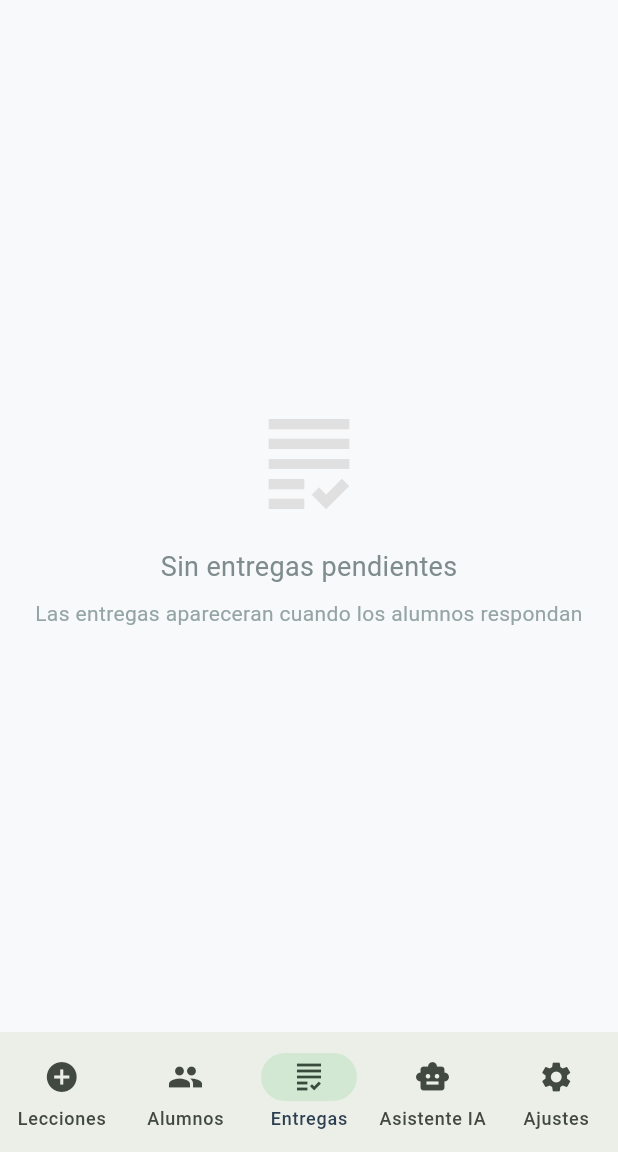
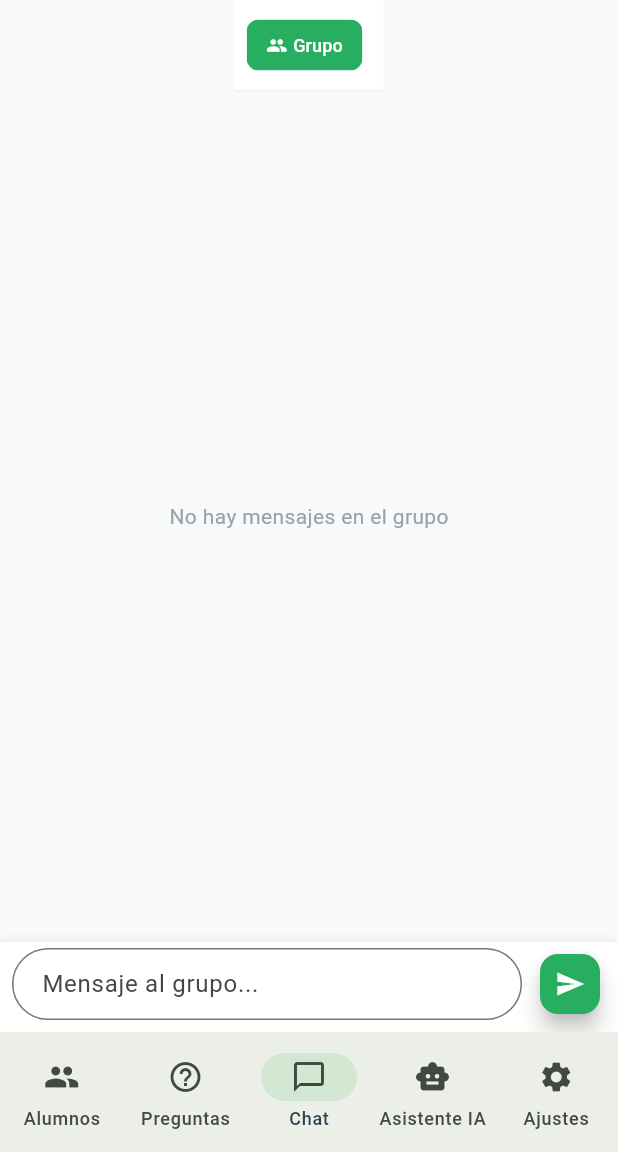
Before and after one commit to pablofelipe01/sirius_edu, a Flutter app: the TeacherMainScreen screen opened directly with empty values, item 3 of the bottom bar chosen, on a phone screen of 412 x 824 dp, the part 84-1236 px from its top. Run offline on Flutter 3.47's test engine with Material 3 defaults, Android fonts, the phone set to English and light mode, and no system bars; our stand-ins replace flutter_blue_plus, permission_handler, shared_preferences, sqflite; accounts and stored records are empty.

Commit message:
v2.0.0: Refactor Flutter app for Supabase architecture
STUDENT:
- Lessons auto-sync from gateway (SYNC_REQ|lessons)
- Assignments auto-sync (SYNC_REQ|assignments)
- Chat mesh: DM between students/teacher + group broadcast
- Badge counter on Chat tab for unread messages

TEACHER:
- Pending questions from students (SYNC_REQ|questions)
- Respond to questions via mesh → gateway → Supabase
- Chat mesh with students
- Lessons now created on web dashboard, not Flutter

SHARED:
- ChatScreen: group + DM selector with node chips
- Simplified message routing through _processRouting
- New prefixes: PREGUNTA_PROF, RESP_PROF, PREGUNTA_PEND
- requestSync() for pulling data from Supabase via gateway

Co-Authored-By: Claude Opus 4.6 (1M context) <noreply@anthropic.com>

```diff
--- /dev/null
+++ b/lib/screens/chat_screen.dart
@@ -0,0 +1,242 @@
+import 'dart:async';
+import 'package:flutter/material.dart';
+import '../models/chat_message.dart';
+import '../services/meshtastic_service.dart';
+
+/// Pantalla de chat mesh — DM y grupo.
+/// Funciona entre alumnos, profesor, y cualquier nodo de la red.
+class ChatScreen extends StatefulWidget {
+  final MeshtasticService meshService;
+  final String userName;
+
+  const ChatScreen({super.key, required this.meshService, required this.userName});
+
+  @override
+  State<ChatScreen> createState() => _ChatScreenState();
+}
+
+class _ChatScreenState extends State<ChatScreen> {
+  final _controller = TextEditingController();
+  final _scrollController = ScrollController();
+  int? _selectedDM; // null = grupo, int = DM a ese nodeId
+  StreamSubscription<ChatMessage>? _sub;
+
+  @override
+  void initState() {
+    super.initState();
+    _sub = widget.meshService.messageStream.listen((_) {
+      if (mounted) {
+        setState(() {});
+        _scrollToBottom();
+      }
+    });
+  }
+
+  @override
+  void dispose() {
+    _sub?.cancel();
+    _controller.dispose();
+    _scrollController.dispose();
+    super.dispose();
+  }
+
+  List<ChatMessage> get _filteredMessages {
+    final all = widget.meshService.messageHistory;
+    if (_selectedDM == null) {
+      return all.where((m) => !m.isDirectMessage).toList();
+    }
+    return all.where((m) =>
+      m.isDirectMessage &&
+      (m.fromNodeId == _selectedDM || m.toNodeId == _selectedDM)
+    ).toList();
+  }
+
+  void _send() {
+    final text = _controller.text.trim();
+    if (text.isEmpty) return;
+
+    widget.meshService.sendChatMessage(
+      text,
+      destinationId: _selectedDM,
+      channel: _selectedDM == null ? 0 : 0,
+    );
+    _controller.clear();
+    _scrollToBottom();
+  }
+
+  void _scrollToBottom() {
+    Future.delayed(const Duration(milliseconds: 100), () {
+      if (_scrollController.hasClients) {
+        _scrollController.animateTo(
+          _scrollController.position.maxScrollExtent,
+          duration: const Duration(milliseconds: 300),
+          curve: Curves.easeOut,
+        );
+      }
+    });
+  }
+
+  @override
+  Widget build(BuildContext context) {
+    final nodes = widget.meshService.knownNodes
+        .where((n) => n.nodeId != (widget.meshService.client.myNodeInfo?.myNodeNum ?? 0))
+        .toList();
+    final messages = _filteredMessages;
+
+    return Column(
+      children: [
+        // Selector: Grupo / DM
+        Container(
+          padding: const EdgeInsets.symmetric(horizontal: 8, vertical: 6),
+          decoration: BoxDecoration(
+            color: Colors.white,
+            border: Border(bottom: BorderSide(color: Colors.grey.shade200)),
+          ),
+          child: SingleChildScrollView(
+            scrollDirection: Axis.horizontal,
+            child: Row(
+              children: [
+                _ChannelChip(
+                  label: 'Grupo',
+                  icon: Icons.group,
+                  selected: _selectedDM == null,
+                  onTap: () => setState(() => _selectedDM = null),
+                ),
+                ...nodes.map((node) => _ChannelChip(
+                  label: node.displayName,
+                  icon: Icons.person,
+                  selected: _selectedDM == node.nodeId,
+                  onTap: () => setState(() => _selectedDM = node.nodeId),
+                )),
+              ],
+            ),
+          ),
+        ),
+
+        // Mensajes
+        Expanded(
+          child: messages.isEmpty
+              ? Center(
+                  child: Text(
+                    _selectedDM == null ? 'No hay mensajes en el grupo' : 'No hay mensajes',
+                    style: const TextStyle(color: Color(0xFF95A5A6)),
+                  ),
+                )
+              : ListView.builder(
+                  controller: _scrollController,
+                  padding: const EdgeInsets.all(8),
+                  itemCount: messages.length,
+                  itemBuilder: (context, index) {
+                    final msg = messages[index];
+                    return _ChatBubble(message: msg);
+                  },
+                ),
+        ),
+
+        // Input
+        Container(
+          padding: const EdgeInsets.fromLTRB(8, 4, 8, 8),
+          decoration: BoxDecoration(
+            color: Colors.white,
+            boxShadow: [BoxShadow(color: Colors.black.withValues(alpha: 0.05), blurRadius: 4, offset: const Offset(0, -2))],
+          ),
+          child: SafeArea(
+            top: false,
+            child: Row(
+              children: [
+                Expanded(
+                  child: TextField(
+                    controller: _controller,
+                    decoration: InputDecoration(
+                      hintText: _selectedDM == null ? 'Mensaje al grupo...' : 'Mensaje directo...',
+                      border: OutlineInputBorder(borderRadius: BorderRadius.circular(24)),
+                      contentPadding: const EdgeInsets.symmetric(horizontal: 16, vertical: 10),
+                    ),
+                    maxLines: 3,
+                    minLines: 1,
+                    onSubmitted: (_) => _send(),
+                  ),
+                ),
+                const SizedBox(width: 8),
+                FloatingActionButton.small(
+                  onPressed: _send,
+                  backgroundColor: const Color(0xFF27AE60),
+                  child: const Icon(Icons.send, color: Colors.white, size: 20),
+                ),
+              ],
+            ),
+          ),
+        ),
+      ],
+    );
+  }
+}
+
+class _ChannelChip extends StatelessWidget {
+  final String label;
+  final IconData icon;
+  final bool selected;
+  final VoidCallback onTap;
+
+  const _ChannelChip({required this.label, required this.icon, required this.selected, required this.onTap});
+
+  @override
+  Widget build(BuildContext context) {
+    return Padding(
+      padding: const EdgeInsets.only(right: 6),
+      child: FilterChip(
+        selected: selected,
+        label: Row(
+          mainAxisSize: MainAxisSize.min,
+          children: [
+            Icon(icon, size: 14, color: selected ? Colors.white : const Color(0xFF7F8C8D)),
+            const SizedBox(width: 4),
+            Text(label, style: TextStyle(fontSize: 12, color: selected ? Colors.white : const Color(0xFF2C3E50))),
+          ],
+        ),
+        onSelected: (_) => onTap(),
+        selectedColor: const Color(0xFF27AE60),
+        backgroundColor: Colors.grey.shade100,
+        showCheckmark: false,
+        padding: const EdgeInsets.symmetric(horizontal: 4),
+      ),
+    );
+  }
+}
+
+class _ChatBubble extends StatelessWidget {
+  final ChatMessage message;
+  const _ChatBubble({required this.message});
+
+  @override
+  Widget build(BuildContext context) {
+    return Align(
+      alignment: message.isMine ? Alignment.centerRight : Alignment.centerLeft,
+      child: Container(
+        constraints: BoxConstraints(maxWidth: MediaQuery.of(context).size.width * 0.75),
+        margin: const EdgeInsets.symmetric(vertical: 3),
+        padding: const EdgeInsets.symmetric(horizontal: 12, vertical: 8),
+        decoration: BoxDecoration(
+          color: message.isMine ? const Color(0xFFE8F8E8) : const Color(0xFFF0F0F0),
+          borderRadius: BorderRadius.only(
+            topLeft: const Radius.circular(14),
+            topRight: const Radius.circular(14),
+            bottomLeft: Radius.circular(message.isMine ? 14 : 4),
+            bottomRight: Radius.circular(message.isMine ? 4 : 14),
+          ),
+        ),
+        child: Column(
+          crossAxisAlignment: CrossAxisAlignment.start,
+          children: [
+            if (!message.isMine)
+              Text(message.fromNodeName,
+                  style: const TextStyle(fontSize: 11, fontWeight: FontWeight.w600, color: Color(0xFF2980B9))),
+            Text(message.messageText, style: const TextStyle(fontSize: 14, color: Color(0xFF2C3E50))),
+            Text(message.formattedTime,
+                style: const TextStyle(fontSize: 10, color: Color(0xFF95A5A6))),
+          ],
+        ),
+      ),
+    );
+  }
+}
--- a/lib/screens/student/assignments_screen.dart
+++ b/lib/screens/student/assignments_screen.dart
@@ -27,6 +27,10 @@ class _AssignmentsScreenState extends State<AssignmentsScreen> {
         _evaluations[eval['assignment_id'] ?? ''] = eval;
       });
     });
+    // Auto-sync tareas al abrir
+    if (widget.meshService.isConnected) {
+      widget.meshService.requestSync('assignments');
+    }
   }
 
   @override
--- a/lib/screens/teacher/teacher_main_screen.dart
+++ b/lib/screens/teacher/teacher_main_screen.dart
@@ -2,9 +2,9 @@ import 'package:flutter/material.dart';
 import '../../services/meshtastic_service.dart';
 import '../settings_screen.dart';
 import '../device_selection_screen.dart';
-import 'create_lesson_screen.dart';
+import '../chat_screen.dart';
 import 'students_screen.dart';
-import 'submissions_screen.dart';
+import 'teacher_questions_screen.dart';
 import 'teacher_ai_screen.dart';
 
 class TeacherMainScreen extends StatefulWidget {
@@ -25,9 +25,9 @@ class _TeacherMainScreenState extends State<TeacherMainScreen> {
   void initState() {
     super.initState();
     _screens = [
-      CreateLessonScreen(meshService: widget.meshService),
       StudentsScreen(meshService: widget.meshService),
-      SubmissionsScreen(meshService: widget.meshService),
+      TeacherQuestionsScreen(meshService: widget.meshService, teacherName: widget.teacherName),
+      ChatScreen(meshService: widget.meshService, userName: widget.teacherName),
       TeacherAIScreen(meshService: widget.meshService, teacherName: widget.teacherName),
       SettingsScreen(
         meshService: widget.meshService,
@@ -42,10 +42,7 @@ class _TeacherMainScreenState extends State<TeacherMainScreen> {
       MaterialPageRoute(
         builder: (_) => DeviceSelectionScreen(
           meshService: widget.meshService,
-          nextScreen: TeacherMainScreen(
-            meshService: widget.meshService,
-            teacherName: widget.teacherName,
-          ),
+          nextScreen: TeacherMainScreen(meshService: widget.meshService, teacherName: widget.teacherName),
         ),
       ),
     );
@@ -72,16 +69,33 @@ class _TeacherMainScreenState extends State<TeacherMainScreen> {
         ],
       ),
       body: _screens[_currentIndex],
-      bottomNavigationBar: NavigationBar(
-        selectedIndex: _currentIndex,
-        onDestinationSelected: (i) => setState(() => _currentIndex = i),
-        destinations: const [
-          NavigationDestination(icon: Icon(Icons.add_circle), label: 'Lecciones'),
-          NavigationDestination(icon: Icon(Icons.people), label: 'Alumnos'),
-          NavigationDestination(icon: Icon(Icons.grading), label: 'Entregas'),
-          NavigationDestination(icon: Icon(Icons.smart_toy), label: 'Asistente IA'),
-          NavigationDestination(icon: Icon(Icons.settings), label: 'Ajustes'),
-        ],
+      bottomNavigationBar: ListenableBuilder(
+        listenable: widget.meshService,
+        builder: (context, _) => NavigationBar(
+          selectedIndex: _currentIndex,
+          onDestinationSelected: (i) => setState(() => _currentIndex = i),
+          destinations: [
+            const NavigationDestination(icon: Icon(Icons.people), label: 'Alumnos'),
+            NavigationDestination(
+              icon: Badge(
+                label: Text('${widget.meshService.pendingQuestions.length}'),
+                isLabelVisible: widget.meshService.pendingQuestions.isNotEmpty,
+                child: const Icon(Icons.help_outline),
+              ),
+              label: 'Preguntas',
+            ),
+            NavigationDestination(
+              icon: Badge(
+                label: Text('${widget.meshService.unreadChatCount}'),
+                isLabelVisible: widget.meshService.unreadChatCount > 0,
+                child: const Icon(Icons.chat_bubble_outline),
+              ),
+              label: 'Chat',
+            ),
+            const NavigationDestination(icon: Icon(Icons.smart_toy), label: 'Asistente IA'),
+            const NavigationDestination(icon: Icon(Icons.settings), label: 'Ajustes'),
+          ],
+        ),
       ),
     );
   }
```
Also changed, not shown: lib/screens/student/lesson_screen.dart (+46 -32 lines), lib/screens/student/student_main_screen.dart (+24 -14 lines), lib/screens/teacher/teacher_questions_screen.dart (added, +150 -0 lines), lib/services/meshtastic_service.dart (+57 -40 lines), 1 other file.
